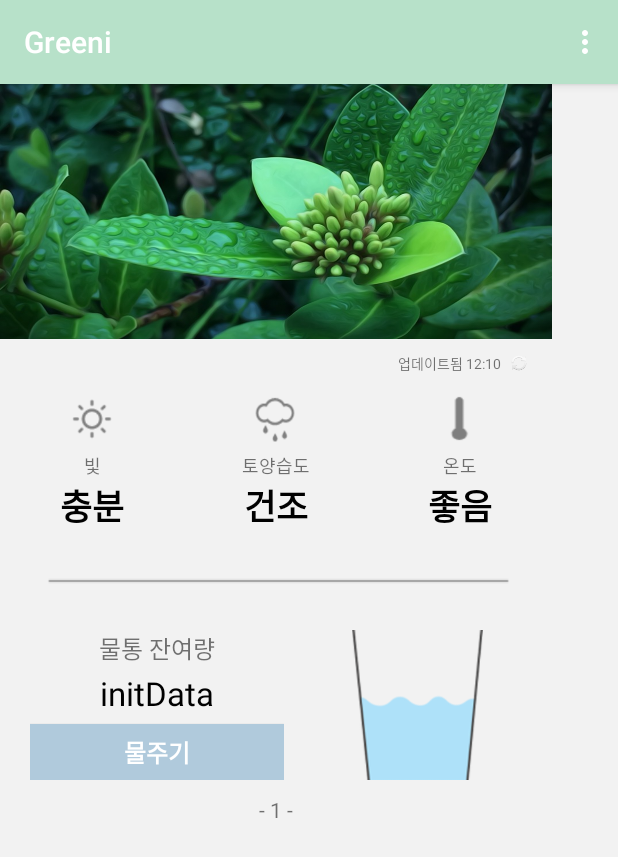
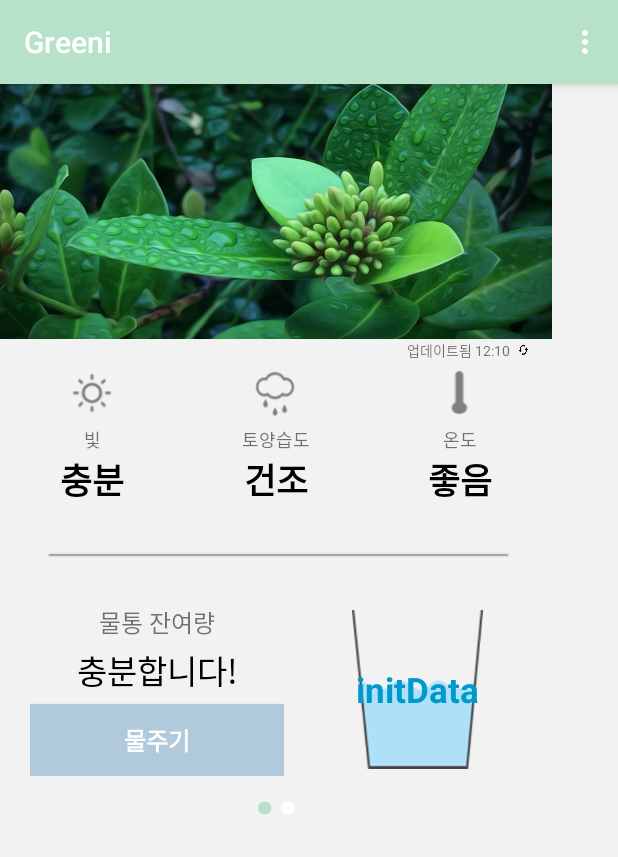
Before and after one commit to dnwlgks/gradualproject, an Android app: the screen it shows after launch (MainActivity), on a phone screen of 412 x 824 dp. Shown: the top 857 px of the screen. Run offline under Robolectric (Android 15) with nearby library versions, the phone set to English and light mode, and no system bars; 1 statement that could not run was skipped.

Commit message:
Commit in 그라지에.
1. 동기화 이미지 수정.

2. 페이저 위치 이미지 추가.

3. 물의 잔량 수치 추가.

```diff
--- a/app/src/main/AndroidManifest.xml
+++ b/app/src/main/AndroidManifest.xml
@@ -54,7 +54,6 @@
             </intent-filter>
         </receiver>
 
-        <activity android:name=".InfoActivity"></activity>
     </application>
 
 </manifest>
--- a/app/src/main/java/com/example/kimsaekwang/myapplication/MainActivity.java
+++ b/app/src/main/java/com/example/kimsaekwang/myapplication/MainActivity.java
@@ -28,7 +28,6 @@ public class MainActivity extends AppCompatActivity {
 
     private static final String MAINACTIVITY_TAG = "MAINACTIVITY";
 
-
     private static final String WATERPUMP_TOPIC = "Test/WaterPump";// 물공급 Topic
     private static final String WATER_SUPPLY_MSG = "1";
     private static final String SYNCHRONIZE_TOPIC = "Test/Synchronize";//동기화 Topic
@@ -41,7 +40,7 @@ public class MainActivity extends AppCompatActivity {
     private TextView waterLevelTxt;
 
     private ViewPager mViewPager;
-    private TextView pagerNum;
+    private ImageView pagerNum;
 
     private MqttService mqttService; // 연결 타입 서비스
     private boolean mBound = false;    // 서비스 연결 여부
@@ -54,8 +53,6 @@ public class MainActivity extends AppCompatActivity {
         super.onCreate(savedInstanceState);
         setContentView(R.layout.activity_main);
         startActivity(new Intent(this, splashActivity.class));
-
-
 
         init();
 
@@ -106,7 +103,7 @@ public class MainActivity extends AppCompatActivity {
 
         // ViewPager 생성 및 적용,이벤트
         mViewPager = (ViewPager) findViewById(pager);
-        pagerNum = (TextView) findViewById(R.id.pagerNum);
+        pagerNum = (ImageView) findViewById(R.id.pagerNum);
         ViewPagerAdapter adapter = new ViewPagerAdapter(getLayoutInflater(), pagerNum);
         adapter.setView(header, 0);
         adapter.setView(header2, 1);
@@ -122,9 +119,9 @@ public class MainActivity extends AppCompatActivity {
             @Override
             public void onPageSelected(int position) {
                 if (position == 0)
-                    pagerNum.setText("- 1 -");
+                    pagerNum.setImageResource(R.drawable.circle);
                 else if (position == 1)
-                    pagerNum.setText("- 2 -");
+                pagerNum.setImageResource(R.drawable.circle2);
             }
 
             @Override
--- a/app/src/main/java/com/example/kimsaekwang/myapplication/MqttService.java
+++ b/app/src/main/java/com/example/kimsaekwang/myapplication/MqttService.java
@@ -323,6 +323,7 @@ public class MqttService extends Service implements MqttCallback, Runnable {
         if (topic.equals(CDS_TOPIC)) editor.putString("cds", new String(message.getPayload()));
         if (topic.equals(WATERLEVEL_TOPIC))
             editor.putString("waterLevel", new String(message.getPayload()));
+        unregisterRestartAlarm();
 
         //동기화된 시간또한 적어주기.
 
--- a/app/src/main/java/com/example/kimsaekwang/myapplication/ViewPagerAdapter.java
+++ b/app/src/main/java/com/example/kimsaekwang/myapplication/ViewPagerAdapter.java
@@ -4,7 +4,7 @@ import android.support.v4.view.PagerAdapter;
 import android.view.LayoutInflater;
 import android.view.View;
 import android.view.ViewGroup;
-import android.widget.TextView;
+import android.widget.ImageView;
 
 /**
  * Created by 장규 on 2017-05-15.
@@ -15,11 +15,11 @@ public class ViewPagerAdapter extends PagerAdapter {
     private static final String VIEWPAGERADAPTER = "ViewPagerAdapter";
 
     private LayoutInflater inflater;
-    private TextView pagerNum;
+    private ImageView pagerNum;
 
     private View header,header2;
 
-    public ViewPagerAdapter(LayoutInflater inflater, TextView pagerNum) {
+    public ViewPagerAdapter(LayoutInflater inflater, ImageView pagerNum) {
         this.inflater = inflater;
         this.pagerNum = pagerNum;
     }
--- a/app/src/main/res/layout/activity_main.xml
+++ b/app/src/main/res/layout/activity_main.xml
@@ -11,17 +11,17 @@
         android:layout_width="368dp"
         android:layout_height="495dp"
         android:orientation="vertical"
+        android:weightSum="1"
         tools:layout_editor_absoluteX="8dp"
-        tools:layout_editor_absoluteY="8dp"
-        android:weightSum="1">
+        tools:layout_editor_absoluteY="8dp">
 
         <android.support.v4.view.ViewPager
             android:id="@+id/pager"
             android:layout_width="match_parent"
             android:layout_height="473dp"
+            android:layout_weight="1.36"
             tools:layout_editor_absoluteX="8dp"
-            tools:layout_editor_absoluteY="8dp"
-            android:layout_weight="1.36">
+            tools:layout_editor_absoluteY="8dp">
 
         </android.support.v4.view.ViewPager>
 
@@ -34,14 +34,13 @@
             tools:layout_editor_absoluteX="8dp"
             tools:layout_editor_absoluteY="444dp">
 
-            <TextView
+            <ImageView
                 android:id="@+id/pagerNum"
-                android:layout_width="wrap_content"
-                android:layout_height="wrap_content"
-                android:layout_weight="1"
-                android:gravity="center"
-                android:text="- 1 -" />
+                android:layout_width="40dp"
+                android:layout_height="20dp"
+                android:background="@drawable/circle" />
         </LinearLayout>
+
     </LinearLayout>
 
 
--- a/app/src/main/res/layout/activity_main_stat.xml
+++ b/app/src/main/res/layout/activity_main_stat.xml
@@ -44,11 +44,11 @@
 
             <ImageView
                 android:id="@+id/synchronizedBtn"
-                android:layout_width="wrap_content"
-                android:layout_height="wrap_content"
+                android:layout_width="20dp"
+                android:layout_height="9dp"
                 android:layout_marginLeft="5dp"
                 android:layout_weight="1"
-                android:src="@android:drawable/ic_popup_sync" />
+                android:background="@drawable/syn" />
         </LinearLayout>
 
         <LinearLayout
@@ -198,7 +198,6 @@
                     android:textSize="16sp" />
 
                 <TextView
-                    android:id="@+id/waterLevel"
                     android:layout_width="match_parent"
                     android:layout_height="wrap_content"
                     android:layout_marginBottom="6dp"
@@ -221,19 +220,28 @@
 
             </LinearLayout>
 
-            <LinearLayout
+            <FrameLayout
                 android:layout_width="match_parent"
                 android:layout_height="match_parent"
-                android:layout_weight="1"
-                android:gravity="center"
-                android:orientation="horizontal">
+                android:layout_weight="1">
 
                 <ImageView
                     android:id="@+id/imageView11"
                     android:layout_width="87dp"
                     android:layout_height="106dp"
+                    android:layout_gravity="center"
                     android:background="@drawable/halfbucket2" />
-            </LinearLayout>
+
+                <TextView
+                    android:id="@+id/waterLevel"
+                    android:layout_width="wrap_content"
+                    android:layout_height="wrap_content"
+                    android:layout_gravity="center"
+                    android:text="68%"
+                    android:textColor="@android:color/holo_blue_dark"
+                    android:textSize="23sp"
+                    android:textStyle="bold" />
+            </FrameLayout>
 
         </LinearLayout>
 
```
Also changed, not shown: app/src/main/java/com/example/kimsaekwang/myapplication/InfoActivity.java (deleted, +0 -13 lines), app/src/main/res/drawable/circle.png (added), app/src/main/res/drawable/circle2.png (added), app/src/main/res/drawable/syn.png (added), app/src/main/res/drawable/synchronize.png (deleted).
